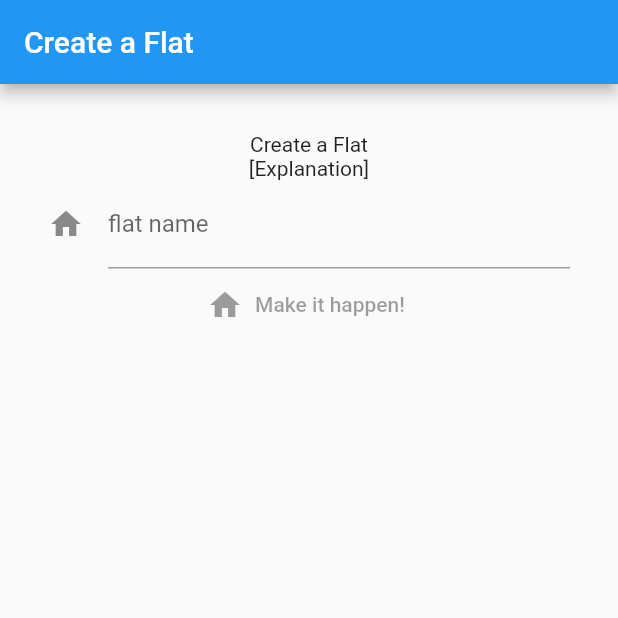
After one commit to didof/goodmate, a Flutter app: the CreateFlat screen opened directly, on a phone screen of 412 x 824 dp, the top half of it. The commit adds this screen. Run offline on Flutter 3.47's test engine with Material 2 defaults, Android fonts, the phone set to English and light mode, and no system bars; our stand-ins replace bloc, cloud_firestore, dartz, data_connection_checker, firebase_auth, firebase_core and 2 more; accounts and stored records are empty.

Commit message:
started to work on create flat feature

```diff
--- a/lib/core/bloc_providers_methods.dart
+++ b/lib/core/bloc_providers_methods.dart
@@ -1,5 +1,6 @@
 import 'package:flutter/material.dart';
 import 'package:flutter_architecture_scaffold/features/auth/presentation/bloc/authentication_bloc.dart';
+import 'package:flutter_architecture_scaffold/features/dashboard/presentation/screens/sections/first_access/create_flat/bloc/create_flat_bloc.dart';
 import 'package:flutter_bloc/flutter_bloc.dart';
 import 'package:flutter_architecture_scaffold/features/dashboard/presentation/bloc/cloud_bloc.dart';
 
@@ -10,3 +11,7 @@ void dispatchAuthEvent({BuildContext context, AuthenticationEvent event}) {
 void dispatchCloudEvent({BuildContext context, CloudEvent event}) {
   BlocProvider.of<CloudBloc>(context).add(event);
 }
+
+void dispatchCreateFlatEvent({BuildContext context, CreateFlatEvent event}) {
+  BlocProvider.of<CreateFlatBloc>(context).add(event);
+}
--- /dev/null
+++ b/lib/features/dashboard/presentation/screens/sections/first_access/create_flat/bloc/create_flat_bloc.dart
@@ -0,0 +1,27 @@
+import 'dart:async';
+
+import 'package:bloc/bloc.dart';
+import 'package:meta/meta.dart';
+
+part 'create_flat_event.dart';
+part 'create_flat_state.dart';
+
+class CreateFlatBloc extends Bloc<CreateFlatEvent, CreateFlatState> {
+  CreateFlatBloc() : super(CreateFlatFirst());
+
+  @override
+  Stream<CreateFlatState> mapEventToState(
+    CreateFlatEvent event,
+  ) async* {
+    yield CreateFlatFirst();
+    if (event is CreateFlatChoiceMade) {
+      if (event is TriggerNameChoosen) {
+        // TODO validate name
+        yield CreateFlatSecond();
+      }
+      if (event is TriggerPartyLengthChoosen) {
+        yield CreateFlatThird();
+      }
+    }
+  }
+}
--- /dev/null
+++ b/lib/features/dashboard/presentation/screens/sections/first_access/create_flat/bloc/create_flat_event.dart
@@ -0,0 +1,10 @@
+part of 'create_flat_bloc.dart';
+
+@immutable
+abstract class CreateFlatEvent {}
+
+abstract class CreateFlatChoiceMade extends CreateFlatEvent {}
+
+class TriggerNameChoosen extends CreateFlatChoiceMade {}
+
+class TriggerPartyLengthChoosen extends CreateFlatChoiceMade {}
--- /dev/null
+++ b/lib/features/dashboard/presentation/screens/sections/first_access/create_flat/bloc/create_flat_state.dart
@@ -0,0 +1,12 @@
+part of 'create_flat_bloc.dart';
+
+@immutable
+abstract class CreateFlatState {}
+
+abstract class CreateFlatPageState extends CreateFlatState {}
+
+class CreateFlatFirst extends CreateFlatPageState {}
+
+class CreateFlatSecond extends CreateFlatPageState {}
+
+class CreateFlatThird extends CreateFlatPageState {}
--- /dev/null
+++ b/lib/features/dashboard/presentation/screens/sections/first_access/create_flat/create_flat.dart
@@ -0,0 +1,198 @@
+import 'package:flutter/material.dart';
+import 'package:flutter_architecture_scaffold/core/bloc_providers_methods.dart';
+import 'package:flutter_architecture_scaffold/features/dashboard/presentation/screens/sections/first_access/create_flat/bloc/create_flat_bloc.dart';
+import 'package:flutter_bloc/flutter_bloc.dart';
+
+class CreateFlat extends StatefulWidget {
+  const CreateFlat({Key key}) : super(key: key);
+
+  @override
+  _CreateFlatState createState() => _CreateFlatState();
+}
+
+class _CreateFlatState extends State<CreateFlat> {
+  PageController _pageController;
+  TextEditingController _nameController;
+  FocusNode _nameFocusNode;
+
+  @override
+  void initState() {
+    _pageController = PageController(initialPage: 0);
+    _nameController = TextEditingController();
+    _nameFocusNode = FocusNode();
+
+    super.initState();
+  }
+
+  @override
+  void dispose() {
+    // page controller
+    _pageController.dispose();
+
+    // text editing controllers
+    _nameController.dispose();
+
+    // focus node
+    _nameFocusNode.dispose();
+    super.dispose();
+  }
+
+  void shiftTo(int index) {
+    _pageController.animateToPage(
+      index,
+      duration: Duration(seconds: 1),
+      curve: Curves.easeInOut,
+    );
+  }
+
+  void requestFocus(FocusNode focusNode) {
+    focusNode.requestFocus();
+  }
+
+  void doTasks(List<Function> tasks) {
+    tasks.forEach((t) => t());
+  }
+
+  @override
+  Widget build(BuildContext context) {
+    return Scaffold(
+      appBar: AppBar(
+        title: const Text('Create a Flat'),
+      ),
+      body: BlocProvider(
+        create: (context) => CreateFlatBloc(),
+        child: Builder(
+          builder: (context) {
+            return BlocListener<CreateFlatBloc, CreateFlatState>(
+              listener: (context, state) {
+                if (state is CreateFlatPageState) {
+                  if (state is CreateFlatFirst)
+                    doTasks([
+                      () => shiftTo(0),
+                      () => requestFocus(_nameFocusNode),
+                    ]);
+                  if (state is CreateFlatSecond) shiftTo(1);
+                  if (state is CreateFlatThird) shiftTo(2);
+                }
+              },
+              child: PageView(
+                controller: _pageController,
+                scrollDirection: Axis.vertical,
+                children: [
+                  _FirstStep(
+                    nameController: _nameController,
+                  ),
+                  _SecondStep(),
+                  _ThirdStep(),
+                ],
+              ),
+            );
+          },
+        ),
+      ),
+    );
+  }
+}
+
+class _FirstStep extends StatelessWidget {
+  final TextEditingController nameController;
+  const _FirstStep({
+    Key key,
+    @required this.nameController,
+  }) : super(key: key);
+
+  @override
+  Widget build(BuildContext context) {
+    return Padding(
+      padding: const EdgeInsets.all(32.0),
+      child: Column(
+        children: [
+          const Text('Create a Flat'),
+          const Text('[Explanation]'),
+          TextField(
+            decoration: InputDecoration(
+              labelText: 'flat name',
+              icon: Icon(Icons.home),
+            ),
+            controller: nameController,
+            onEditingComplete: () {
+              dispatchCreateFlatEvent(
+                context: context,
+                event: TriggerNameChoosen(),
+              );
+            },
+          ),
+          FlatButton.icon(
+            onPressed: null,
+            icon: Icon(Icons.home),
+            label: Text('Make it happen!'),
+          ),
+        ],
+      ),
+    );
+  }
+}
+
+class _SecondStep extends StatefulWidget {
+  const _SecondStep({Key key}) : super(key: key);
+
+  @override
+  __SecondStepState createState() => __SecondStepState();
+}
+
+class __SecondStepState extends State<_SecondStep> {
+  double persons;
+
+  @override
+  void initState() {
+    persons = 3;
+    super.initState();
+  }
+
+  @override
+  Widget build(BuildContext context) {
+    return Padding(
+      padding: const EdgeInsets.all(32.0),
+      child: Column(
+        children: [
+          const Text('2 - How many persons?'),
+          Slider(
+            value: persons,
+            onChanged: (double newPersons) {
+              setState(() {
+                persons = newPersons;
+              });
+            },
+            onChangeEnd: (value) {
+              dispatchCreateFlatEvent(
+                context: context,
+                event: TriggerPartyLengthChoosen(),
+              );
+            },
+            min: 2,
+            max: 10,
+            divisions: 8,
+            label: '${persons.floor()}',
+          ),
+        ],
+      ),
+    );
+  }
+}
+
+class _ThirdStep extends StatelessWidget {
+  const _ThirdStep({Key key}) : super(key: key);
+
+  @override
+  Widget build(BuildContext context) {
+    return Padding(
+      padding: const EdgeInsets.all(32.0),
+      child: Column(
+        children: [
+          const Text('3'),
+          const Text('[Explanation]'),
+        ],
+      ),
+    );
+  }
+}
```
Also changed, not shown: lib/features/dashboard/presentation/screens/screen.dart (+3 -7 lines), lib/features/dashboard/presentation/screens/sections/first_access/first_access_section.dart (+19 -15 lines), lib/features/dashboard/presentation/screens/sections/first_access/join_flat.dart (added, +12 -0 lines).
